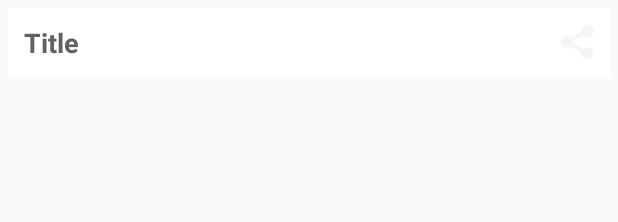
After one commit to iftikharhafeez/MyFirstApp, an Android app: the layout list_view.xml on its own in the app's theme, with its tools: preview values and no code run, on a phone screen of 412 x 824 dp. The commit adds this screen. Shown: the top 222 px of the screen. Run offline under Robolectric (Android 15) with nearby library versions, the phone set to English and light mode, and no system bars.

Commit message:
created xml layout for hobbies and main activity. boudn layout in the activity file

```diff
--- a/app/build.gradle
+++ b/app/build.gradle
@@ -29,6 +29,8 @@ dependencies {
     implementation 'androidx.core:core-ktx:1.3.0'
     implementation 'androidx.appcompat:appcompat:1.1.0'
     implementation 'androidx.constraintlayout:constraintlayout:1.1.3'
+    implementation 'androidx.recyclerview:recyclerview:1.1.0'
+    implementation 'androidx.cardview:cardview:1.0.0'
     testImplementation 'junit:junit:4.12'
     androidTestImplementation 'androidx.test.ext:junit:1.1.1'
     androidTestImplementation 'androidx.test.espresso:espresso-core:3.2.0'
--- a/app/src/main/AndroidManifest.xml
+++ b/app/src/main/AndroidManifest.xml
@@ -18,6 +18,7 @@
         </activity>
 
         <activity android:name=".SecondActivity" />
+        <activity android:name=".HobbiesActivity"/>
 
     </application>
 
--- a/app/src/main/java/com/iftikharhafeez/testapp/MainActivity.kt
+++ b/app/src/main/java/com/iftikharhafeez/testapp/MainActivity.kt
@@ -36,5 +36,10 @@ class MainActivity : AppCompatActivity() {
 
             startActivity(Intent.createChooser(intent, "share to : "))
         }
+
+        btnRecuclerviewDemo.setOnClickListener {
+            val intent = Intent(this, HobbiesActivity::class.java)
+            startActivity(intent)
+        }
     }
 }
--- /dev/null
+++ b/app/src/main/res/layout/list_view.xml
@@ -0,0 +1,39 @@
+<?xml version="1.0" encoding="utf-8"?>
+<androidx.constraintlayout.widget.ConstraintLayout
+    xmlns:android="http://schemas.android.com/apk/res/android"
+    xmlns:card_view="http://schemas.android.com/apk/res-auto"
+    android:layout_width="match_parent"
+    android:layout_height="wrap_content"
+    android:layout_marginLeft="5dp"
+    android:layout_marginRight="5dp"
+    android:layout_marginTop="5dp"
+    card_view:cardCornerRadius="5dp">
+    <LinearLayout
+        android:layout_width="match_parent"
+        android:layout_height="match_parent"
+        android:background="@android:color/white"
+        android:baselineAligned="false"
+        android:orientation="horizontal"
+        android:padding="5dp">
+
+        <TextView
+            android:id="@+id/txvTitle"
+            android:layout_width="0dp"
+            android:layout_height="wrap_content"
+            android:layout_margin="5dp"
+            android:layout_weight="1"
+            android:text="Title"
+            android:textColor="#616161"
+            android:textSize="18sp"
+            android:textStyle="bold"/>
+
+        <ImageView
+            android:id="@+id/imgShare"
+            android:layout_width="30dp"
+            android:layout_height="match_parent"
+            android:layout_gravity="center"
+            android:src="@android:drawable/ic_menu_share"
+            android:tint="#eeeeee"/>
+
+    </LinearLayout>
+</androidx.constraintlayout.widget.ConstraintLayout>
```
Also changed, not shown: app/src/main/java/com/iftikharhafeez/testapp/HobbiesActivity.kt (added, +24 -0 lines), app/src/main/java/com/iftikharhafeez/testapp/HobbiesAdapter.kt (added, +34 -0 lines), app/src/main/java/com/iftikharhafeez/testapp/Model.kt (added, +64 -0 lines), app/src/main/res/layout/activity_hobbies.xml (added, +12 -0 lines), app/src/main/res/layout/activity_main.xml (+9 -0 lines).
